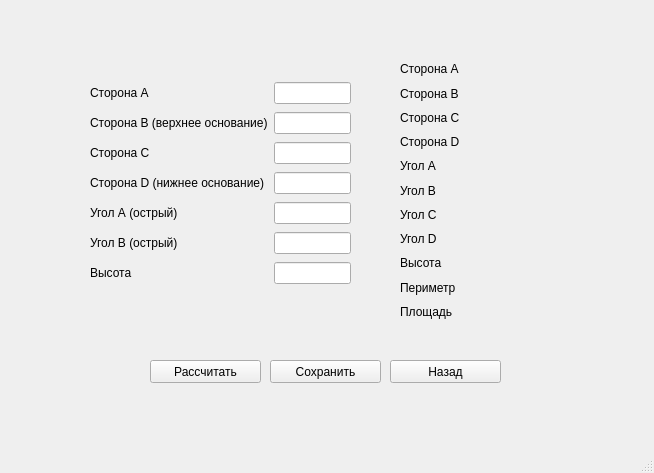
The window that FigureCreation/trapezoidcreation.ui (momooshi/GeometryAssistance) describes before a commit, drawn with Qt 5.
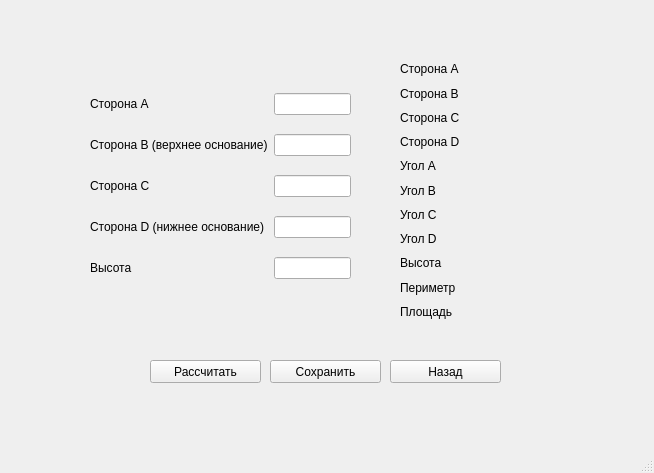
The same window after the commit.

Commit message: Удалила забытую в коде функцию

```diff
--- a/FigureCreation/trapezoidcreation.ui
+++ b/FigureCreation/trapezoidcreation.ui
@@ -63,6 +63,9 @@
      </rect>
     </property>
     <layout class="QGridLayout" name="gridLayout">
+     <item row="4" column="1">
+      <widget class="QLineEdit" name="edit_height"/>
+     </item>
      <item row="0" column="0">
       <widget class="QLabel" name="label">
        <property name="text">
@@ -70,9 +73,6 @@
        </property>
       </widget>
      </item>
-     <item row="0" column="1">
-      <widget class="QLineEdit" name="edit_side_a"/>
-     </item>
      <item row="1" column="0">
       <widget class="QLabel" name="label_2">
        <property name="text">
@@ -83,16 +83,12 @@
      <item row="1" column="1">
       <widget class="QLineEdit" name="edit_side_b"/>
      </item>
-     <item row="2" column="0">
-      <widget class="QLabel" name="label_3">
-       <property name="text">
-        <string>Сторона С</string>
-       </property>
-      </widget>
-     </item>
      <item row="2" column="1">
       <widget class="QLineEdit" name="edit_side_c"/>
      </item>
+     <item row="0" column="1">
+      <widget class="QLineEdit" name="edit_side_a"/>
+     </item>
      <item row="3" column="0">
       <widget class="QLabel" name="label_4">
        <property name="text">
@@ -100,38 +96,22 @@
        </property>
       </widget>
      </item>
-     <item row="3" column="1">
-      <widget class="QLineEdit" name="edit_side_d"/>
-     </item>
      <item row="4" column="0">
-      <widget class="QLabel" name="label_5">
-       <property name="text">
-        <string>Угол А (острый)</string>
-       </property>
-      </widget>
-     </item>
-     <item row="4" column="1">
-      <widget class="QLineEdit" name="edit_angle_a"/>
-     </item>
-     <item row="5" column="0">
-      <widget class="QLabel" name="label_6">
-       <property name="text">
-        <string>Угол В (острый)</string>
-       </property>
-      </widget>
-     </item>
-     <item row="5" column="1">
-      <widget class="QLineEdit" name="edit_angle_b"/>
-     </item>
-     <item row="6" column="0">
       <widget class="QLabel" name="label_7">
        <property name="text">
         <string>Высота</string>
        </property>
       </widget>
      </item>
-     <item row="6" column="1">
-      <widget class="QLineEdit" name="edit_height"/>
+     <item row="3" column="1">
+      <widget class="QLineEdit" name="edit_side_d"/>
+     </item>
+     <item row="2" column="0">
+      <widget class="QLabel" name="label_3">
+       <property name="text">
+        <string>Сторона С</string>
+       </property>
+      </widget>
      </item>
     </layout>
    </widget>
```
The commit also changes 2 other files.
